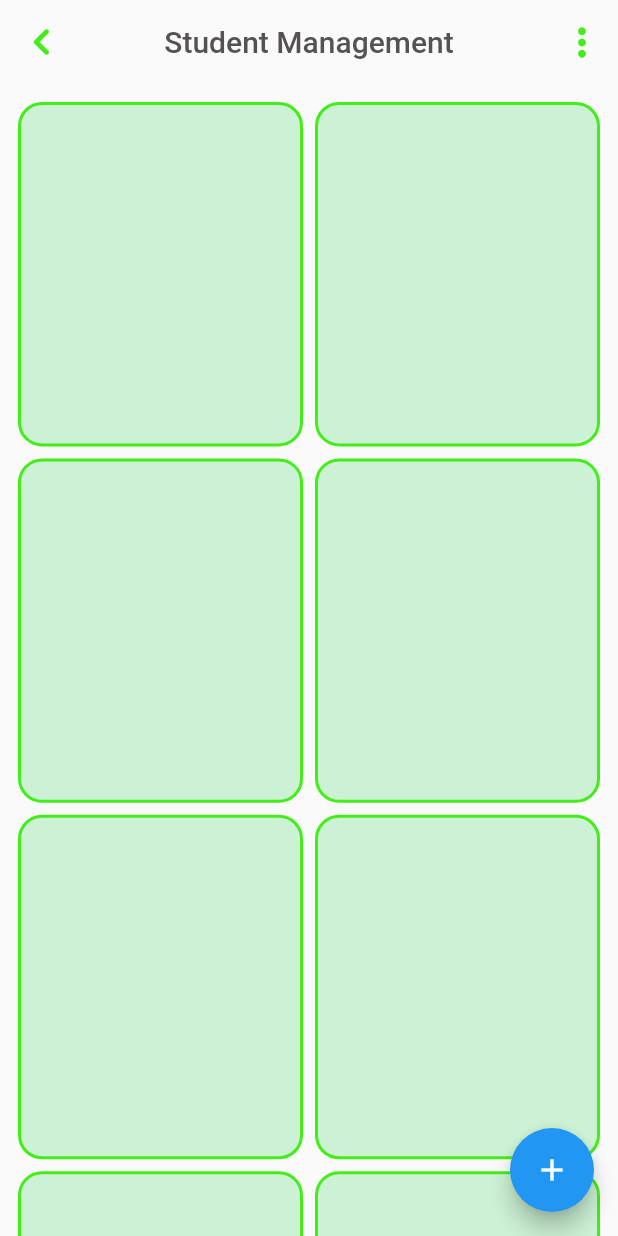
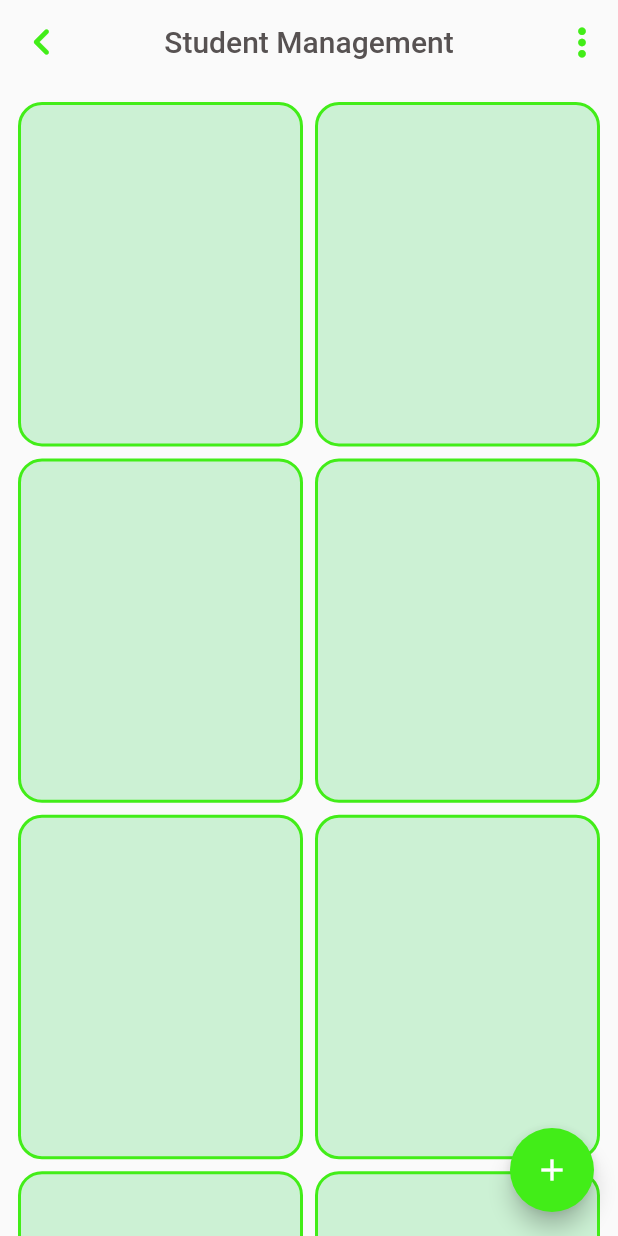
Before and after one commit to marufrobin/firebase_practice, a Flutter app: the screen it shows after launch, on a phone screen of 412 x 824 dp. Run offline on Flutter 3.47's test engine with Material 2 defaults, Android fonts, the phone set to English and light mode, and no system bars; our stand-ins replace cloud_firestore, firebase_core; accounts and stored records are empty.

```diff
--- a/lib/pages/dashboard.dart
+++ b/lib/pages/dashboard.dart
@@ -50,8 +50,10 @@ class _DashBoardState extends State<DashBoard> {
                         borderRadius: BorderRadius.circular(16)),
                     margin: EdgeInsets.all(4),
                   ))),
-      floatingActionButton:
-          FloatingActionButton(onPressed: () {}, child: Icon(Icons.add)),
+      floatingActionButton: FloatingActionButton(
+          onPressed: () {},
+          child: Icon(Icons.add),
+          backgroundColor: Color(0xff42ED18)),
     );
   }
 }
```
